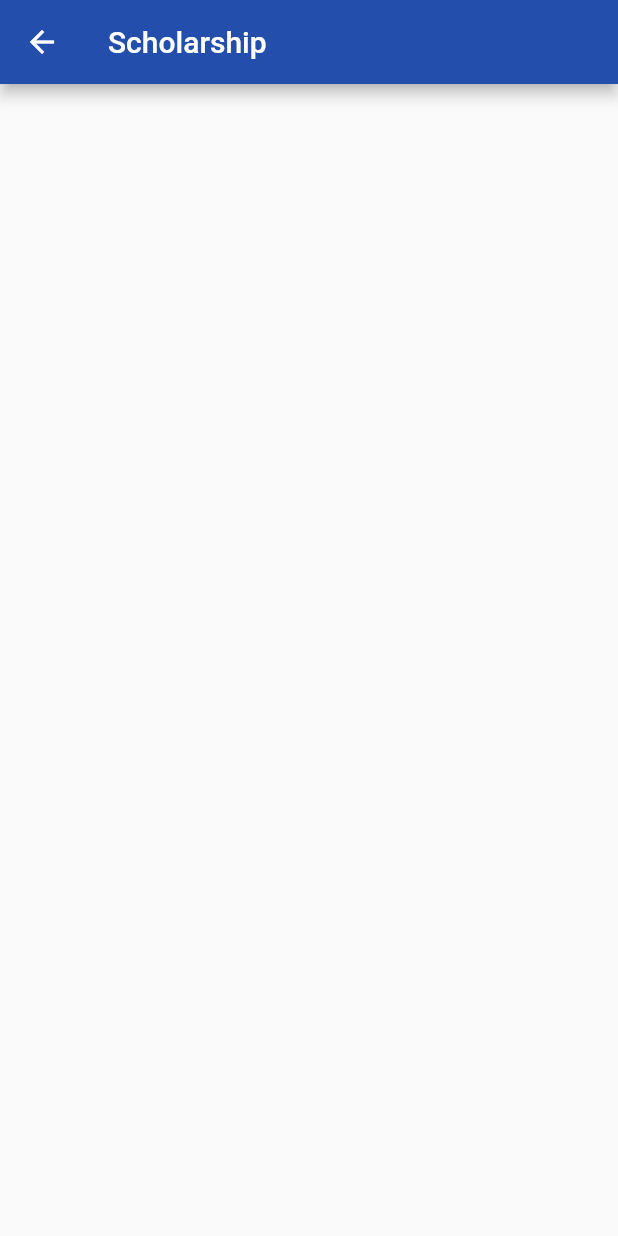
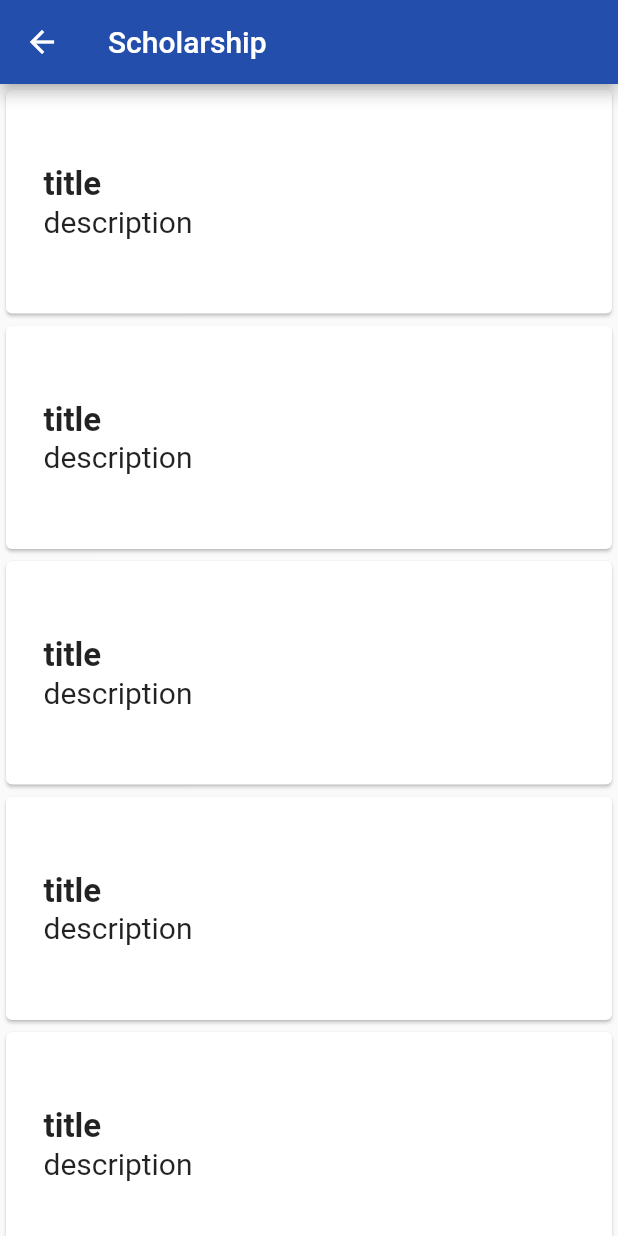
Before and after one commit to Okuro3499/adrian_kenya, a Flutter app: the Available screen opened directly, on a phone screen of 412 x 824 dp. Run offline on Flutter 3.47's test engine with Material 2 defaults, Android fonts, the phone set to English and light mode, and no system bars; our stand-ins replace get_it; accounts and stored records are empty; network calls fail.

Commit message:
working on diplaying

```diff
--- a/lib/models/scholarship_listing.dart
+++ b/lib/models/scholarship_listing.dart
@@ -8,10 +8,10 @@ class Sponsorships{
       this.description,
   );
 
-  // Sponsorships.fromJson(Map<String, dynamic> json) {
-  //   name = json['name'];
-  //   description = json['description'];
-  // }
+  Sponsorships.fromJson(Map<String, dynamic> json) {
+    name = json['name'];
+    description = json['description'];
+  }
 
   // void add(ScholarshipListing scholarship) {}
 }
--- a/lib/ui/student/availableScholarship.dart
+++ b/lib/ui/student/availableScholarship.dart
@@ -39,9 +39,12 @@ class _AvailableScholarshipState  extends State<AvailableScholarship> {
   Future<String> getJsonData() async {
 
     var response = await http.get(
-        Uri.encodeFull(url),
+      Uri.encodeFull(url),
       headers: {HttpHeaders.authorizationHeader: "Bearer eyJ0eXAiOiJKV1QiLCJhbGciOiJIUzI1NiJ9.eyJ1c2VyX2lkIjoyOCwidXNlcm5hbWUiOiJHaWRkaWUiLCJlbWFpbCI6ImdpZGVvbm9sbG9uZGVAZ21haWwuY29tIiwiZXhwIjoxNjA5MTQ3ODY0LCJpc19zdGFmZiI6ZmFsc2V9.k6ZzzSXb8pOSLJvYH-PDa8ndkTlWeb4-ARwH9590NP0"},
     );
+    if (response.statusCode == 200){
+
+    }
     print(response.body);
 
     setState(() {
@@ -59,11 +62,6 @@ class _AvailableScholarshipState  extends State<AvailableScholarship> {
 
   @override
   Widget build(BuildContext context) {
-    // fetchSponsorships().then((value) {
-    //   setState(() {
-    //     _sponsorships.addAll(value);
-    //   });
-    // });
 
     _height = MediaQuery.of(context).size.height;
     _width = MediaQuery.of(context).size.width;
@@ -77,24 +75,23 @@ class _AvailableScholarshipState  extends State<AvailableScholarship> {
         width: _width,
 
         child: ListView.builder(
-          itemCount: data == null ? 0 : data.length,
-          itemBuilder: (BuildContext context, int index) {
-            return new Container(
-              child: new Center(
-                child: new Column(
-                  crossAxisAlignment: CrossAxisAlignment.stretch,
-                  children: <Widget> [
-                    new Card(
-                      child: new Container(
-                        child: new Text(data[index]['name']),
-                        padding: const EdgeInsets.all(20.0),
-                      ),
-                    )
-                  ]
+          itemBuilder: (context, index) {
+            return Card(
+              child: Padding(
+                padding: const EdgeInsets.only (top: 50.0, bottom: 50.0, left: 25.0, right: 25.0),
+                child: Column(
+                  crossAxisAlignment: CrossAxisAlignment.start,
+                  children: <Widget>[
+                    Text('title',
+                      style: TextStyle(fontSize: 22, fontWeight: FontWeight.bold),),
+                    Text('description',
+                      style: TextStyle(fontSize: 20),),
+                  ],
                 ),
-              )
+              ),
             );
           },
+          itemCount: 50,
         ),
       ),
     );
```
